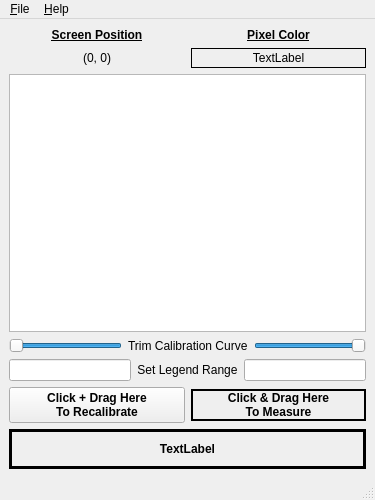
Old version of the form mainwindow.ui in the repository scimulate/PlotVISOR.
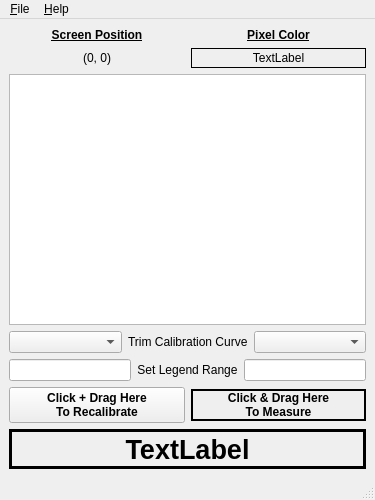
New version of the form. Custom widgets are drawn as their Qt base class.

```diff
--- a/mainwindow.ui
+++ b/mainwindow.ui
@@ -159,20 +159,7 @@
     <item row="3" column="0">
      <layout class="QHBoxLayout" name="horizontalLayoutCalibration">
       <item>
-       <widget class="QSlider" name="sliderLower">
-        <property name="maximum">
-         <number>99</number>
-        </property>
-        <property name="value">
-         <number>99</number>
-        </property>
-        <property name="orientation">
-         <enum>Qt::Horizontal</enum>
-        </property>
-        <property name="invertedAppearance">
-         <bool>true</bool>
-        </property>
-       </widget>
+       <widget class="QComboBox" name="comboBox_2"/>
       </item>
       <item>
        <widget class="QLabel" name="label_2">
@@ -182,14 +169,7 @@
        </widget>
       </item>
       <item>
-       <widget class="QSlider" name="sliderUpper">
-        <property name="value">
-         <number>99</number>
-        </property>
-        <property name="orientation">
-         <enum>Qt::Horizontal</enum>
-        </property>
-       </widget>
+       <widget class="QComboBox" name="comboBox"/>
       </item>
      </layout>
     </item>
@@ -282,6 +262,7 @@
       </property>
       <property name="font">
        <font>
+        <pointsize>20</pointsize>
         <weight>75</weight>
         <bold>true</bold>
        </font>
```
Left out of the diff: 2 changed lines with no effect on the pictures.
